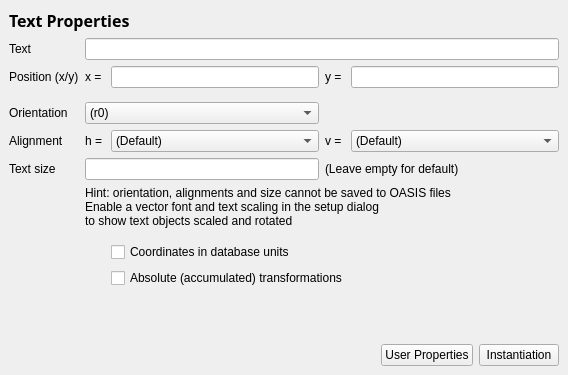
Qt form src/edt/edt/TextPropertiesPage.ui (KLayout/klayout) before a commit.
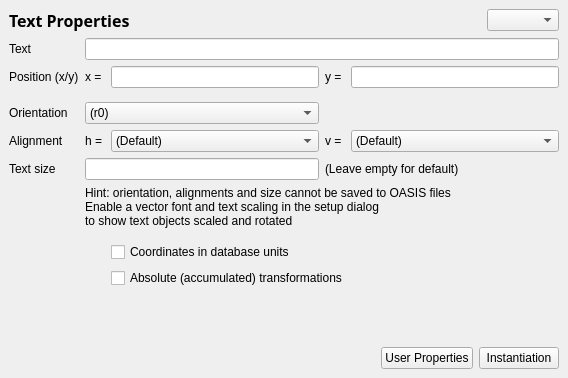
The same form after that commit. Icons and pictures are not drawn. Custom widgets are drawn as their Qt base class.

```diff
--- a/src/edt/edt/TextPropertiesPage.ui
+++ b/src/edt/edt/TextPropertiesPage.ui
@@ -7,7 +7,7 @@
     <x>0</x>
     <y>0</y>
     <width>568</width>
-    <height>375</height>
+    <height>378</height>
    </rect>
   </property>
   <property name="windowTitle">
@@ -247,8 +247,8 @@
       <item>
        <widget class="QLabel" name="layer_lbl">
         <property name="sizePolicy">
-         <sizepolicy hsizetype="Expanding" vsizetype="Preferred">
-          <horstretch>0</horstretch>
+         <sizepolicy hsizetype="Ignored" vsizetype="Preferred">
+          <horstretch>1</horstretch>
           <verstretch>0</verstretch>
          </sizepolicy>
         </property>
@@ -260,6 +260,13 @@
         </property>
        </widget>
       </item>
+      <item>
+       <widget class="lay::LayerSelectionComboBox" name="layer_cbx">
+        <property name="sizeAdjustPolicy">
+         <enum>QComboBox::AdjustToContents</enum>
+        </property>
+       </widget>
+      </item>
      </layout>
     </widget>
    </item>
@@ -413,6 +420,13 @@
    </item>
   </layout>
  </widget>
+ <customwidgets>
+  <customwidget>
+   <class>lay::LayerSelectionComboBox</class>
+   <extends>QComboBox</extends>
+   <header>layWidgets.h</header>
+  </customwidget>
+ </customwidgets>
  <tabstops>
   <tabstop>text_le</tabstop>
   <tabstop>x_le</tabstop>
```
Left out of the diff: 2 changed lines with no effect on the pictures.
